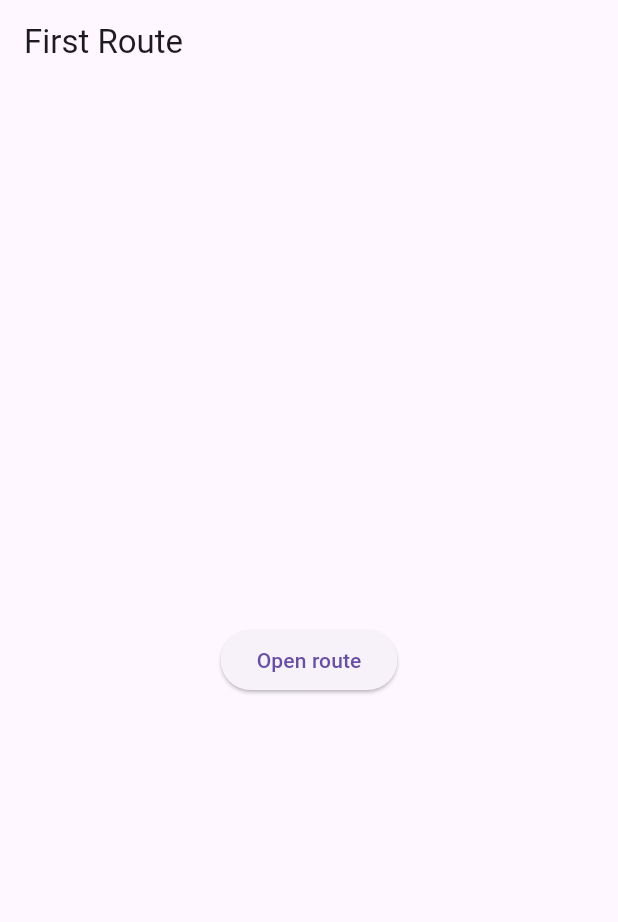
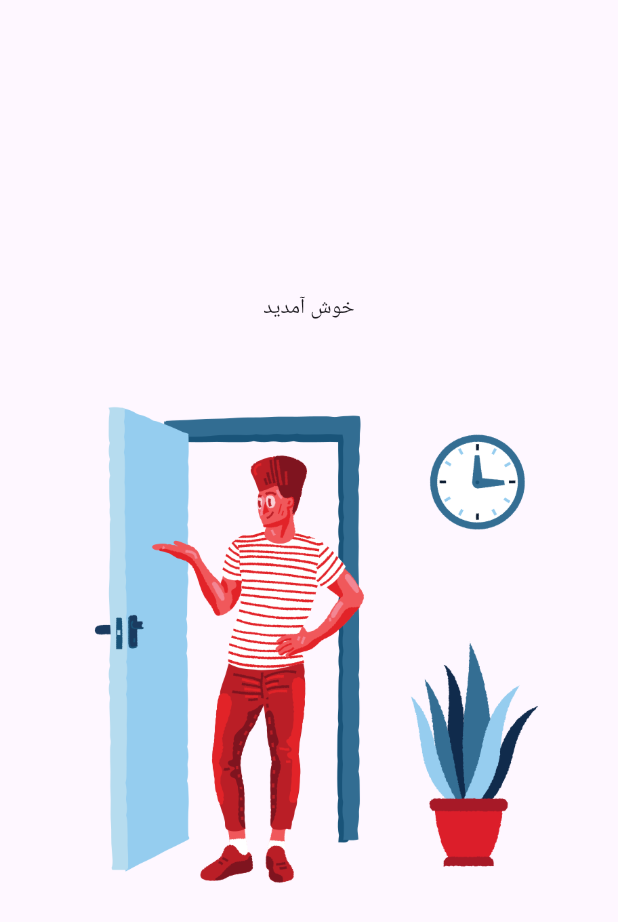
Before and after one commit to mahdiramezanii/signal-vip, a Flutter app: the screen it shows after launch, on a phone screen of 412 x 824 dp. Shown: the top 922 px of the screen. Run offline on Flutter 3.47's test engine with Material 3 defaults, Android fonts, the phone set to English and light mode, and no system bars.

Commit message:
complate welcom page

```diff
--- a/lib/main.dart
+++ b/lib/main.dart
@@ -8,6 +8,7 @@
   @override
   Widget build(BuildContext context) {
     return MaterialApp(
+      debugShowCheckedModeBanner: false,
       home: WelcomPage(),
     );
   }
@@ -16,19 +17,16 @@
 class WelcomPage extends StatelessWidget {
   @override
   Widget build(BuildContext context) {
-    return Scaffold(
-      appBar: AppBar(
-        title: const Text('First Route'),
-      ),
-      body: Center(
-        child: ElevatedButton(
-          child: const Text('Open route'),
-          onPressed: () {
-            Navigator.of(context).push(MaterialPageRoute(
-              builder: (context) => HomeScrean(),
-            ));
-            // Navigate to second route when tapped.
-          },
+    return SafeArea(
+      child: Scaffold(
+
+        body: Column(
+          mainAxisAlignment: MainAxisAlignment.center,
+          children: [
+            Text("خوش آمدید"),
+            Image(image: AssetImage("assets/w.png"),),
+
+          ],
         ),
       ),
     );
--- a/pubspec.yaml
+++ b/pubspec.yaml
@@ -59,9 +59,9 @@ flutter:
   uses-material-design: true
 
   # To add assets to your application, add an assets section, like this:
-  # assets:
-  #   - images/a_dot_burr.jpeg
-  #   - images/a_dot_ham.jpeg
+  assets:
+    - assets/
+    # - images/a_dot_ham.jpeg
 
   # An image asset can refer to one or more resolution-specific "variants", see
   # https://flutter.dev/assets-and-images/#resolution-aware
```
